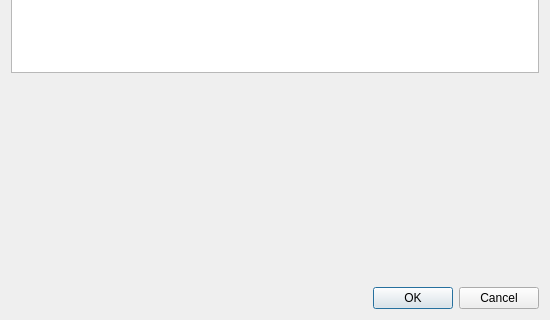
Above: detailsdialog.ui from theoar/DataBaseApp before the change; both pictures show x 0 to 550 and y 147 to 467 of the 550 by 467 pixel window. Below: the same form after it.
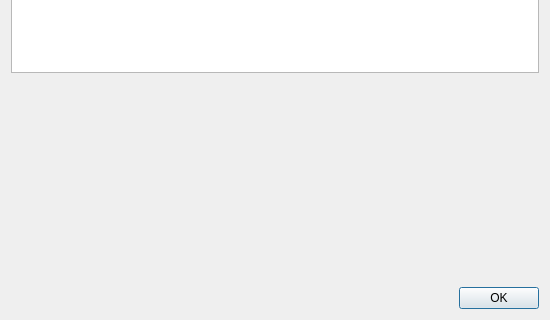
That is the form after the change.

Patch:
```diff
--- a/detailsdialog.ui
+++ b/detailsdialog.ui
@@ -30,7 +30,7 @@
       <enum>Qt::Horizontal</enum>
      </property>
      <property name="standardButtons">
-      <set>QDialogButtonBox::Cancel|QDialogButtonBox::Ok</set>
+      <set>QDialogButtonBox::Ok</set>
      </property>
     </widget>
    </item>
```
